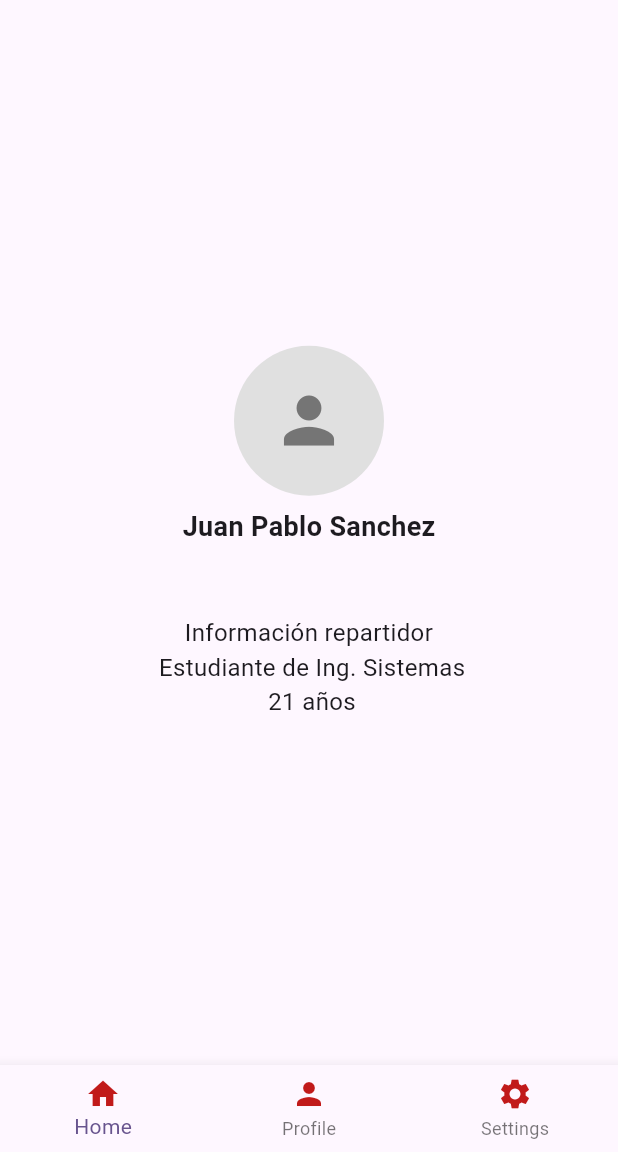
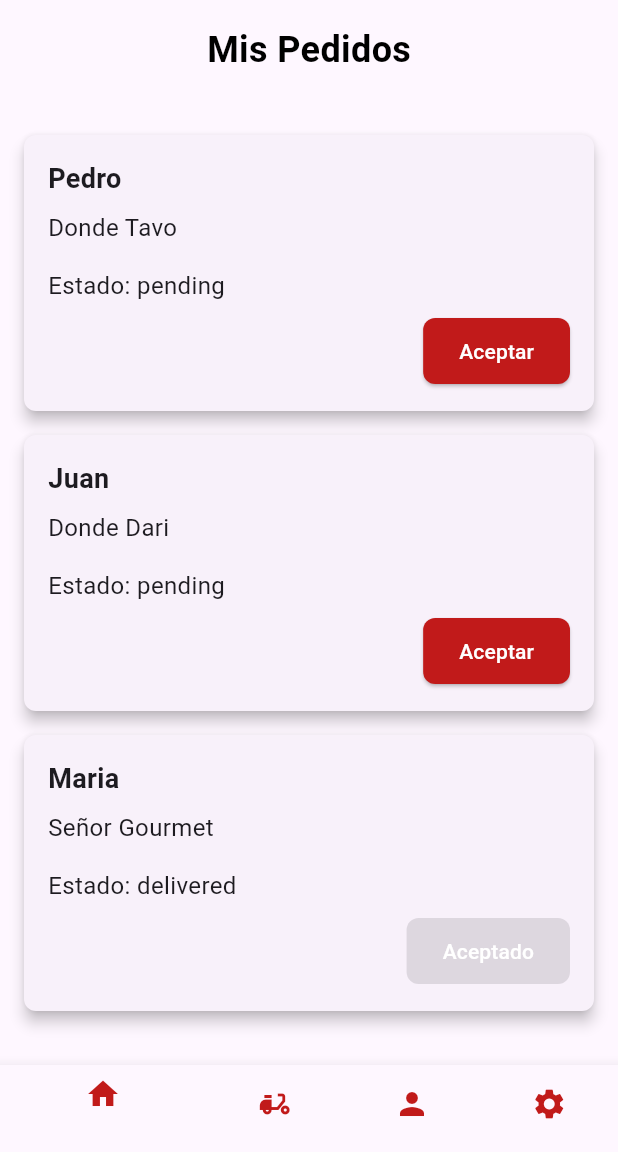
Before and after one commit to juanpabl0svn/rapi-u-delivery, a Flutter app: the HomeScreen screen opened by its route, item 2 of the bottom bar chosen, on a phone screen of 412 x 824 dp, the part 84-1236 px from its top. Run offline on Flutter 3.47's test engine with Material 3 defaults, Android fonts, the phone set to English and light mode, and no system bars; our stand-ins replace flutter_riverpod, go_router, riverpod_annotation; generated files the repository leaves out were written again.

Commit message:
nueva vista para mis pedidos

```diff
--- a/lib/screens/home_screen.dart
+++ b/lib/screens/home_screen.dart
@@ -1,20 +1,20 @@
 import 'package:flutter/material.dart';
 import 'package:flutter_riverpod/flutter_riverpod.dart';
 import 'package:myapp/core/app_theme.dart';
-import 'package:myapp/views/orders_view.dart';
-import 'package:myapp/views/profilie_view.dart';
-import 'package:myapp/views/settings_view.dart';
+import 'package:myapp/views/views.dart';
 
 class HomeScreen extends ConsumerStatefulWidget {
   const HomeScreen({super.key});
 
   @override
+  // ignore: library_private_types_in_public_api
   _HomeScreen createState() => _HomeScreen();
 }
 
 class _HomeScreen extends ConsumerState<HomeScreen> {
   final screens = [
     const OrdersView(),
+    const MyOrdersView(),
     const ProfileView(),
     const SettingsView()
   ];
@@ -38,6 +38,9 @@ class _HomeScreen extends ConsumerState<HomeScreen> {
               icon: Icon(Icons.home, color: AppTheme.primaryColor),
               label: 'Home'),
           BottomNavigationBarItem(
+              icon: Icon(Icons.delivery_dining, color: AppTheme.primaryColor),
+              label: 'Settings'),
+          BottomNavigationBarItem(
               icon: Icon(Icons.person, color: AppTheme.primaryColor),
               label: 'Profile'),
           BottomNavigationBarItem(
--- /dev/null
+++ b/lib/views/my_orders_view.dart
@@ -0,0 +1,121 @@
+import 'package:flutter/material.dart';
+import 'package:myapp/core/app_theme.dart';
+import 'package:myapp/domain/entities/order.dart';
+
+class MyOrdersView extends StatefulWidget {
+  const MyOrdersView({super.key});
+
+  @override
+  _OrdersView createState() => _OrdersView();
+}
+
+class _OrdersView extends State<MyOrdersView> {
+  final List<Order> orders = [
+    Order(
+        id: 1, client: 'Pedro', store: 'Donde Tavo', state: OrderState.pending),
+    Order(
+        id: 2, client: 'Juan', store: 'Donde Dari', state: OrderState.pending),
+    Order(
+        id: 3,
+        client: 'Maria',
+        store: 'Señor Gourmet',
+        state: OrderState.delivered),
+  ];
+
+  @override
+  Widget build(BuildContext context) {
+    return Column(
+      children: [
+        const SizedBox(height: 16),
+        const Text(
+          'Mis Pedidos',
+          style: TextStyle(
+            fontSize: 24,
+            fontWeight: FontWeight.bold,
+            color: Colors.black,
+          ),
+        ),
+        const SizedBox(height: 16),
+        Expanded(
+          child: Padding(
+            padding: const EdgeInsets.all(16.0),
+            child: ListView.builder(
+              itemCount: orders.length,
+              itemBuilder: (context, index) {
+                final order = orders[index];
+                return Card(
+                  margin: const EdgeInsets.symmetric(vertical: 8),
+                  shape: RoundedRectangleBorder(
+                    borderRadius: BorderRadius.circular(8),
+                  ),
+                  elevation: 4,
+                  child: Padding(
+                    padding: const EdgeInsets.all(16.0),
+                    child: Column(
+                      crossAxisAlignment: CrossAxisAlignment.start,
+                      children: [
+                        Text(
+                          order.client,
+                          style: const TextStyle(
+                            fontSize: 18,
+                            fontWeight: FontWeight.bold,
+                          ),
+                        ),
+                        const SizedBox(height: 8),
+                        Text(
+                          order.store,
+                          style: const TextStyle(fontSize: 16),
+                        ),
+                        const SizedBox(height: 16),
+                        Text(
+                          'Estado: ${order.state.toString().split('.').last}',
+                          style: const TextStyle(fontSize: 16),
+                        ),
+                        const SizedBox(height: 8),
+                        Align(
+                          alignment: Alignment.centerRight,
+                          child: ElevatedButton(
+                            onPressed: order.state == OrderState.delivered
+                                ? null
+                                : () {
+                                    setState(() {
+                                      order.changeState(
+                                        order.state == OrderState.pending
+                                            ? OrderState.onTheWay
+                                            : OrderState.delivered,
+                                      );
+                                    });
+                                  },
+                            style: ElevatedButton.styleFrom(
+                              padding: const EdgeInsets.symmetric(
+                                horizontal: 24,
+                                vertical: 12,
+                              ),
+                              backgroundColor:
+                                  order.state == OrderState.delivered
+                                      ? Colors.grey
+                                      : AppTheme.primaryColor,
+                              shape: RoundedRectangleBorder(
+                                borderRadius: BorderRadius.circular(8),
+                              ),
+                            ),
+                            child: Text(
+                              order.state == OrderState.delivered
+                                  ? 'Aceptado'
+                                  : 'Aceptar',
+                              style: const TextStyle(color: Colors.white),
+                            ),
+                          ),
+                        ),
+                      ],
+                    ),
+                  ),
+                );
+              },
+            ),
+          ),
+        ),
+      ],
+    );
+  }
+}
--- a/lib/views/views.dart
+++ b/lib/views/views.dart
@@ -1,3 +1,5 @@
 export './orders_view.dart';
 export './profilie_view.dart';
 export './settings_view.dart';
+export './history_view.dart';
+export './my_orders_view.dart';
```
Also changed, not shown: lib/views/history_view.dart (added).
